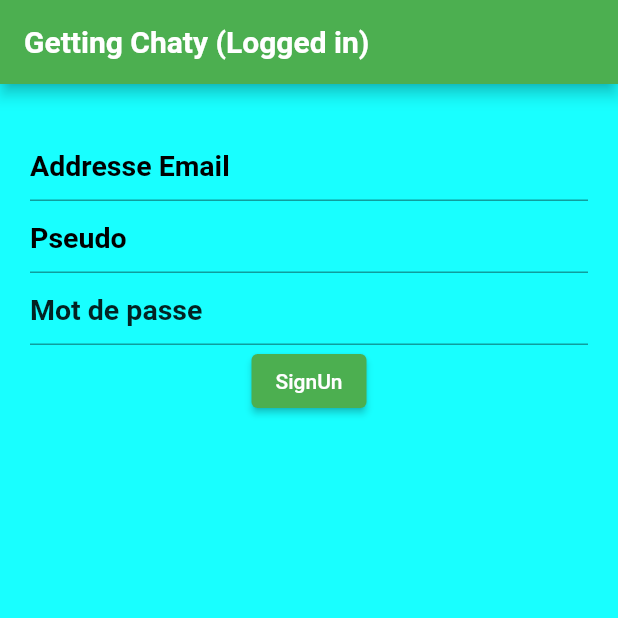
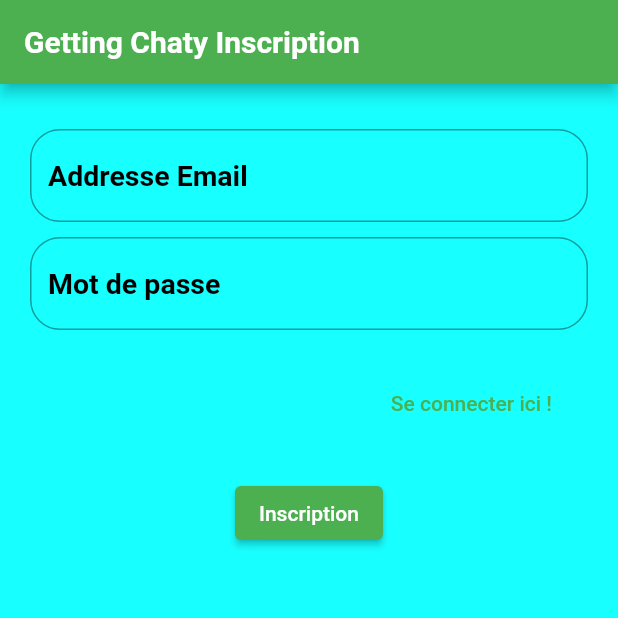
Before and after one commit to sofiane1234/getting-chaty, a Flutter app: the SignUp screen opened directly, on a phone screen of 412 x 824 dp, the top half of it. Run offline on Flutter 3.47's test engine with Material 2 defaults, Android fonts, the phone set to English and light mode, and no system bars; our stand-ins replace cloud_firestore, firebase_auth, firebase_core; accounts and stored records are empty.

Commit message:
Update signup.dart

```diff
--- a/lib/signup.dart
+++ b/lib/signup.dart
@@ -1,7 +1,8 @@
+import 'package:chatyap/firebaseHelper.dart';
 import 'package:flutter/cupertino.dart';
 import 'package:flutter/material.dart';
 import 'package:firebase_auth/firebase_auth.dart';
-import 'package:firebase_core/firebase_core.dart';
+import 'login.dart';
 
 
 class SignUp extends StatefulWidget {
@@ -13,58 +14,66 @@ class SignUp extends StatefulWidget {
 
 class _SignUpState extends State<SignUp> {
   final emailController = TextEditingController();
-  final pseudoController = TextEditingController();
   final passwordController = TextEditingController();
+  Service service = Service();
+
   @override
   Widget build(BuildContext context) {
     User? user = FirebaseAuth.instance.currentUser;
     return Scaffold(
-      appBar: AppBar(title: Text('Getting Chaty (Logged ' + (user == null ? 'out)':'in)'),
-        style: TextStyle(fontWeight: FontWeight.bold, color: Colors.white),),),
+      appBar: AppBar(title: Text('Getting Chaty Inscription',
+        style: TextStyle(fontWeight: FontWeight.bold, color: Colors.white)),),
       backgroundColor: Colors.cyanAccent,
-      body:  Container(
+      body: Container(
         padding: EdgeInsets.symmetric(horizontal: 20, vertical: 30),
         child: Column(
           children: [
             TextFormField(
               decoration: InputDecoration(
-                hintText: 'Addresse Email',
-                hintStyle: TextStyle(color: Colors.black, fontWeight: FontWeight.bold,)
+                  hintText: 'Addresse Email',
+                  border: OutlineInputBorder(
+                      borderRadius: BorderRadius.circular(20)
+                  ),
+                  hintStyle: TextStyle(color: Colors.black, fontWeight: FontWeight.bold)
               ),
               controller: emailController,
               style: TextStyle(fontSize: 19),
             ),
-
-            TextFormField(
+            Padding(padding: EdgeInsets.symmetric(vertical: 5)),
+            TextFormField(controller: passwordController,
               decoration: InputDecoration(
-                hintText: 'Pseudo',
-                hintStyle: TextStyle(color: Colors.black, fontWeight: FontWeight.bold,)
+                  hintText: 'Mot de passe',
+                  border: OutlineInputBorder(
+                      borderRadius: BorderRadius.circular(20)
+                  ),
+                  hintStyle: TextStyle(color: Colors.black, fontWeight: FontWeight.bold,)
               ),
-              controller: pseudoController,
+              obscureText: true,
               style: TextStyle(fontSize: 19),
             ),
 
-            TextFormField(
-              decoration: InputDecoration(
-                hintText: 'Mot de passe',
-                hintStyle: TextStyle(
-                  color: Colors.black87,
-                  fontWeight: FontWeight.bold,
-                ),
+            Container(
+              alignment: Alignment.centerRight,
+              child: Container(
+                padding: EdgeInsets.symmetric(horizontal: 16, vertical: 15),
+                child: TextButton(onPressed: (){
+                  Navigator.pushReplacement(context, MaterialPageRoute(builder: ((context) => Login())));
+                }, child: Text('Se connecter ici !'),),
               ),
-              controller: passwordController,
-              obscureText: true,
-              style: TextStyle(fontSize: 19),
+              padding: EdgeInsets.symmetric(vertical: 10),
             ),
+
             Row(
-              mainAxisAlignment: MainAxisAlignment.spaceAround,
+              mainAxisAlignment: MainAxisAlignment.center,
               children: [
-                ElevatedButton(child: Text('SignUn'),
-                  onPressed: () async{
-                    await FirebaseAuth.instance.createUserWithEmailAndPassword(email: emailController.text,
-                        password: passwordController.text);
-                    setState(() {});
-                  }, ),
+                ElevatedButton(onPressed: () {
+                  if(emailController.text.isNotEmpty && passwordController.text.isNotEmpty) {
+                    service.createAccount(context, emailController.text, passwordController.text);
+                  } else {
+                    service.error(context, "Veuillez remplir tous les champs !");
+                  }
+                },
+                    child: Text('Inscription')),
               ],
             )
           ],
```
